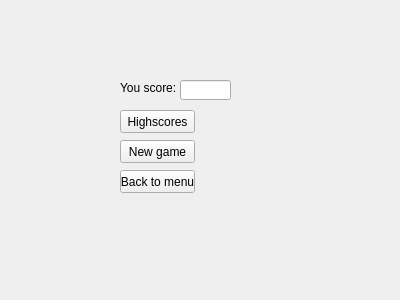
The window that code/wgt_pages/page_score.ui (fostfox/snake_game) describes before a commit, drawn with Qt 5.
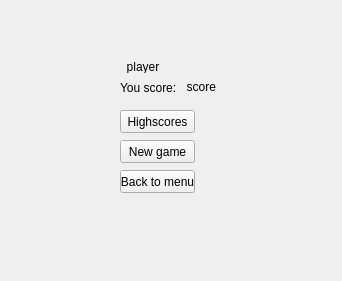
The same window after the commit.

Patch:
```diff
--- a/code/wgt_pages/page_score.ui
+++ b/code/wgt_pages/page_score.ui
@@ -6,8 +6,8 @@
    <rect>
     <x>0</x>
     <y>0</y>
-    <width>400</width>
-    <height>300</height>
+    <width>342</width>
+    <height>281</height>
    </rect>
   </property>
   <property name="windowTitle">
@@ -52,17 +52,7 @@
     <string>Back to menu</string>
    </property>
   </widget>
-  <widget class="QLineEdit" name="lineEdit">
-   <property name="geometry">
-    <rect>
-     <x>180</x>
-     <y>80</y>
-     <width>51</width>
-     <height>20</height>
-    </rect>
-   </property>
-  </widget>
-  <widget class="QPushButton" name="pushButton">
+  <widget class="QPushButton" name="button_highscores">
    <property name="geometry">
     <rect>
      <x>120</x>
@@ -75,6 +65,32 @@
     <string>Highscores</string>
    </property>
   </widget>
+  <widget class="QLabel" name="label_score">
+   <property name="geometry">
+    <rect>
+     <x>180</x>
+     <y>80</y>
+     <width>47</width>
+     <height>13</height>
+    </rect>
+   </property>
+   <property name="text">
+    <string>_score_</string>
+   </property>
+  </widget>
+  <widget class="QLabel" name="label_player">
+   <property name="geometry">
+    <rect>
+     <x>120</x>
+     <y>60</y>
+     <width>47</width>
+     <height>13</height>
+    </rect>
+   </property>
+   <property name="text">
+    <string>_player_</string>
+   </property>
+  </widget>
  </widget>
  <resources/>
  <connections/>
```
Left out of the diff: 4 changed lines with no effect on the pictures.
